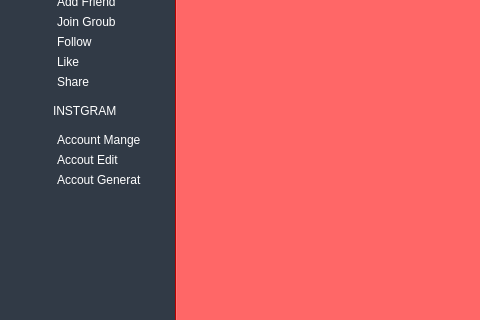
The window that ui/Window.ui (kreemkhaled112/GUI) describes before a commit, drawn with Qt 5; both pictures show x 0 to 480 and y 149 to 469 of the 1035 by 644 pixel window.
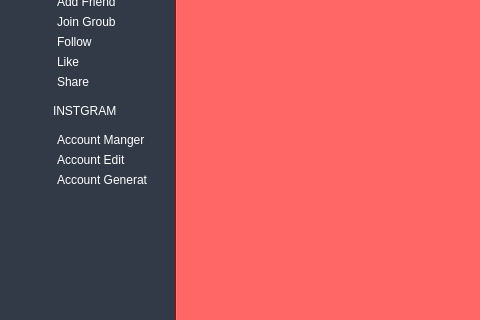
The same window after the commit. Icons and pictures are not drawn.

The edit to the form file:
```diff
--- a/ui/Window.ui
+++ b/ui/Window.ui
@@ -560,21 +560,21 @@
            <item>
             <widget class="QPushButton" name="Account_Manger_insta">
              <property name="text">
-              <string>Account Mange</string>
+              <string>Account Manger</string>
              </property>
             </widget>
            </item>
            <item>
             <widget class="QPushButton" name="Account_Edit_insta">
              <property name="text">
-              <string>Accout Edit</string>
+              <string>Account Edit</string>
              </property>
             </widget>
            </item>
            <item>
             <widget class="QPushButton" name="Account_Generat_insta">
              <property name="text">
-              <string>Accout Generat</string>
+              <string>Account Generat</string>
              </property>
             </widget>
            </item>
```
